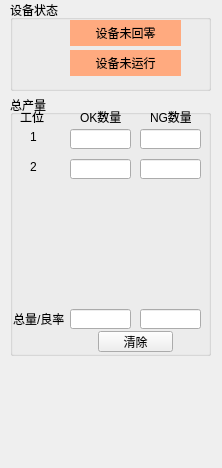
Qt form VisionUI/statewidget.ui (chuandongxu/AOI) before a commit.
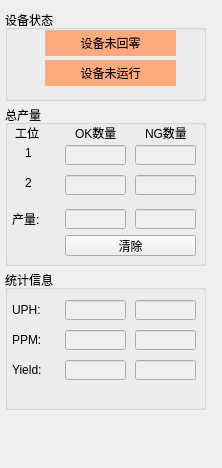
The same form after that commit.

The edit to the form file:
```diff
--- a/VisionUI/statewidget.ui
+++ b/VisionUI/statewidget.ui
@@ -16,20 +16,26 @@
   <widget class="QGroupBox" name="groupBox_2">
    <property name="geometry">
     <rect>
-     <x>10</x>
-     <y>95</y>
+     <x>5</x>
+     <y>105</y>
      <width>201</width>
-     <height>261</height>
+     <height>161</height>
     </rect>
    </property>
    <property name="title">
     <string>总产量</string>
    </property>
+   <property name="flat">
+    <bool>false</bool>
+   </property>
+   <property name="checkable">
+    <bool>false</bool>
+   </property>
    <widget class="QLabel" name="label_9">
     <property name="geometry">
      <rect>
       <x>70</x>
-      <y>14</y>
+      <y>20</y>
       <width>41</width>
       <height>16</height>
      </rect>
@@ -42,7 +48,7 @@
     <property name="geometry">
      <rect>
       <x>140</x>
-      <y>14</y>
+      <y>20</y>
       <width>41</width>
       <height>16</height>
      </rect>
@@ -52,30 +58,39 @@
     </property>
    </widget>
    <widget class="QLineEdit" name="lineEdit_9">
+    <property name="enabled">
+     <bool>false</bool>
+    </property>
     <property name="geometry">
      <rect>
       <x>60</x>
-      <y>34</y>
+      <y>40</y>
       <width>61</width>
       <height>20</height>
      </rect>
     </property>
    </widget>
    <widget class="QLineEdit" name="lineEdit_10">
+    <property name="enabled">
+     <bool>false</bool>
+    </property>
     <property name="geometry">
      <rect>
       <x>130</x>
-      <y>34</y>
+      <y>40</y>
       <width>61</width>
       <height>20</height>
      </rect>
     </property>
    </widget>
    <widget class="QLineEdit" name="lineEdit_11">
+    <property name="enabled">
+     <bool>false</bool>
+    </property>
     <property name="geometry">
      <rect>
       <x>60</x>
-      <y>64</y>
+      <y>70</y>
       <width>61</width>
       <height>20</height>
      </rect>
@@ -84,9 +99,9 @@
    <widget class="QPushButton" name="pushButton_2">
     <property name="geometry">
      <rect>
-      <x>88</x>
-      <y>236</y>
-      <width>75</width>
+      <x>60</x>
+      <y>130</y>
+      <width>131</width>
       <height>21</height>
      </rect>
     </property>
@@ -98,7 +113,7 @@
     <property name="geometry">
      <rect>
       <x>10</x>
-      <y>14</y>
+      <y>20</y>
       <width>31</width>
       <height>16</height>
      </rect>
@@ -111,7 +126,7 @@
     <property name="geometry">
      <rect>
       <x>20</x>
-      <y>34</y>
+      <y>40</y>
       <width>16</width>
       <height>16</height>
      </rect>
@@ -124,7 +139,7 @@
     <property name="geometry">
      <rect>
       <x>20</x>
-      <y>64</y>
+      <y>70</y>
       <width>16</width>
       <height>16</height>
      </rect>
@@ -134,10 +149,13 @@
     </property>
    </widget>
    <widget class="QLineEdit" name="lineEdit_12">
+    <property name="enabled">
+     <bool>false</bool>
+    </property>
     <property name="geometry">
      <rect>
       <x>130</x>
-      <y>64</y>
+      <y>70</y>
       <width>61</width>
       <height>20</height>
      </rect>
@@ -146,31 +164,37 @@
    <widget class="QLabel" name="label_11">
     <property name="geometry">
      <rect>
-      <x>3</x>
-      <y>214</y>
-      <width>61</width>
+      <x>7</x>
+      <y>104</y>
+      <width>41</width>
       <height>20</height>
      </rect>
     </property>
     <property name="text">
-     <string>总量/良率</string>
+     <string>产量:</string>
     </property>
    </widget>
    <widget class="QLineEdit" name="lineEdit_21">
+    <property name="enabled">
+     <bool>false</bool>
+    </property>
     <property name="geometry">
      <rect>
       <x>60</x>
-      <y>214</y>
+      <y>104</y>
       <width>61</width>
       <height>20</height>
      </rect>
     </property>
    </widget>
    <widget class="QLineEdit" name="lineEdit_22">
+    <property name="enabled">
+     <bool>false</bool>
+    </property>
     <property name="geometry">
      <rect>
       <x>130</x>
-      <y>214</y>
+      <y>104</y>
       <width>61</width>
       <height>20</height>
      </rect>
@@ -180,21 +204,30 @@
   <widget class="QGroupBox" name="groupBox">
    <property name="geometry">
     <rect>
-     <x>10</x>
-     <y>0</y>
+     <x>5</x>
+     <y>10</y>
      <width>201</width>
      <height>91</height>
     </rect>
    </property>
+   <property name="autoFillBackground">
+    <bool>false</bool>
+   </property>
    <property name="title">
     <string>设备状态</string>
    </property>
+   <property name="flat">
+    <bool>false</bool>
+   </property>
+   <property name="checkable">
+    <bool>false</bool>
+   </property>
    <widget class="QLabel" name="label_2">
     <property name="geometry">
      <rect>
-      <x>60</x>
+      <x>40</x>
       <y>50</y>
-      <width>111</width>
+      <width>131</width>
       <height>26</height>
      </rect>
     </property>
@@ -211,9 +244,9 @@
    <widget class="QLabel" name="label">
     <property name="geometry">
      <rect>
-      <x>60</x>
+      <x>40</x>
       <y>20</y>
-      <width>111</width>
+      <width>131</width>
       <height>26</height>
      </rect>
     </property>
@@ -228,6 +261,136 @@
     </property>
    </widget>
   </widget>
+  <widget class="QGroupBox" name="groupBox_3">
+   <property name="geometry">
+    <rect>
+     <x>5</x>
+     <y>270</y>
+     <width>201</width>
+     <height>140</height>
+    </rect>
+   </property>
+   <property name="title">
+    <string>统计信息</string>
+   </property>
+   <widget class="QLineEdit" name="lineEdit_23">
+    <property name="enabled">
+     <bool>false</bool>
+    </property>
+    <property name="geometry">
+     <rect>
+      <x>130</x>
+      <y>30</y>
+      <width>61</width>
+      <height>20</height>
+     </rect>
+    </property>
+   </widget>
+   <widget class="QLabel" name="label_12">
+    <property name="geometry">
+     <rect>
+      <x>7</x>
+      <y>30</y>
+      <width>41</width>
+      <height>20</height>
+     </rect>
+    </property>
+    <property name="text">
+     <string>UPH:</string>
+    </property>
+   </widget>
+   <widget class="QLineEdit" name="lineEdit_24">
+    <property name="enabled">
+     <bool>false</bool>
+    </property>
+    <property name="geometry">
+     <rect>
+      <x>60</x>
+      <y>30</y>
+      <width>61</width>
+      <height>20</height>
+     </rect>
+    </property>
+   </widget>
+   <widget class="QLineEdit" name="lineEdit_25">
+    <property name="enabled">
+     <bool>false</bool>
+    </property>
+    <property name="geometry">
+     <rect>
+      <x>130</x>
+      <y>60</y>
+      <width>61</width>
+      <height>20</height>
+     </rect>
+    </property>
+   </widget>
+   <widget class="QLabel" name="label_13">
+    <property name="geometry">
+     <rect>
+      <x>7</x>
+      <y>60</y>
+      <width>41</width>
+      <height>20</height>
+     </rect>
+    </property>
+    <property name="text">
+     <string>PPM:</string>
+    </property>
+   </widget>
+   <widget class="QLineEdit" name="lineEdit_26">
+    <property name="enabled">
+     <bool>false</bool>
+    </property>
+    <property name="geometry">
+     <rect>
+      <x>60</x>
+      <y>60</y>
+      <width>61</width>
+      <height>20</height>
+     </rect>
+    </property>
+   </widget>
+   <widget class="QLineEdit" name="lineEdit_27">
+    <property name="enabled">
+     <bool>false</bool>
+    </property>
+    <property name="geometry">
+     <rect>
+      <x>130</x>
+      <y>90</y>
+      <width>61</width>
+      <height>20</height>
+     </rect>
+    </property>
+   </widget>
+   <widget class="QLabel" name="label_14">
+    <property name="geometry">
+     <rect>
+      <x>7</x>
+      <y>90</y>
+      <width>41</width>
+      <height>20</height>
+     </rect>
+    </property>
+    <property name="text">
+     <string>Yield:</string>
+    </property>
+   </widget>
+   <widget class="QLineEdit" name="lineEdit_28">
+    <property name="enabled">
+     <bool>false</bool>
+    </property>
+    <property name="geometry">
+     <rect>
+      <x>60</x>
+      <y>90</y>
+      <width>61</width>
+      <height>20</height>
+     </rect>
+    </property>
+   </widget>
+  </widget>
  </widget>
  <resources/>
  <connections/>
```
